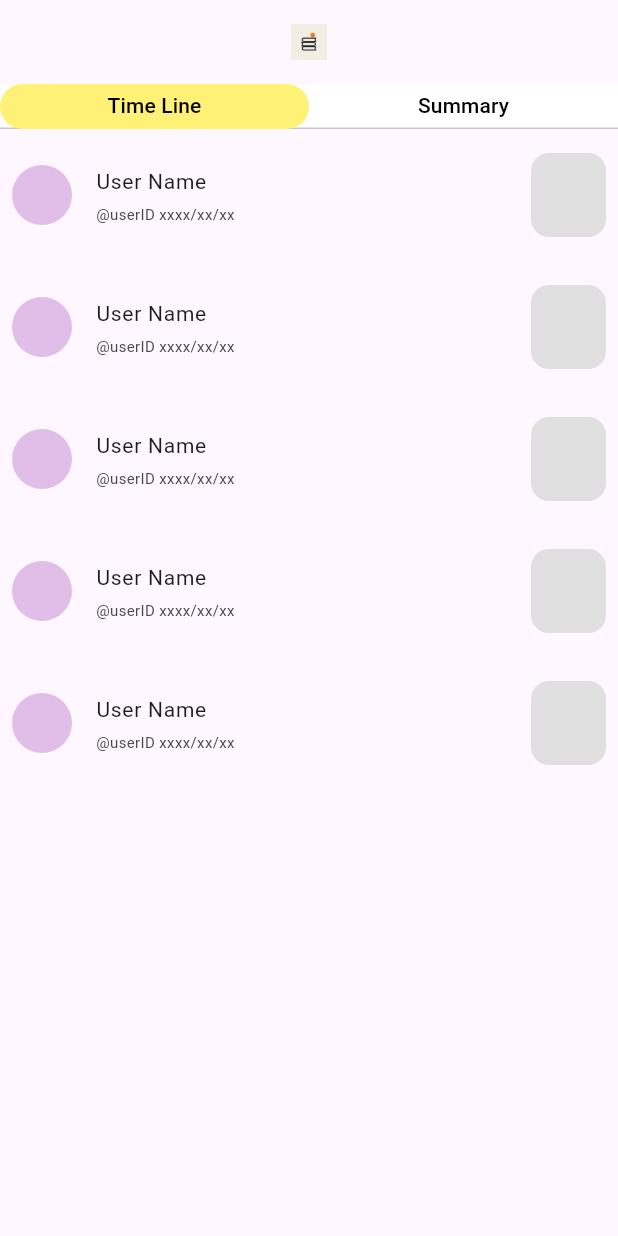
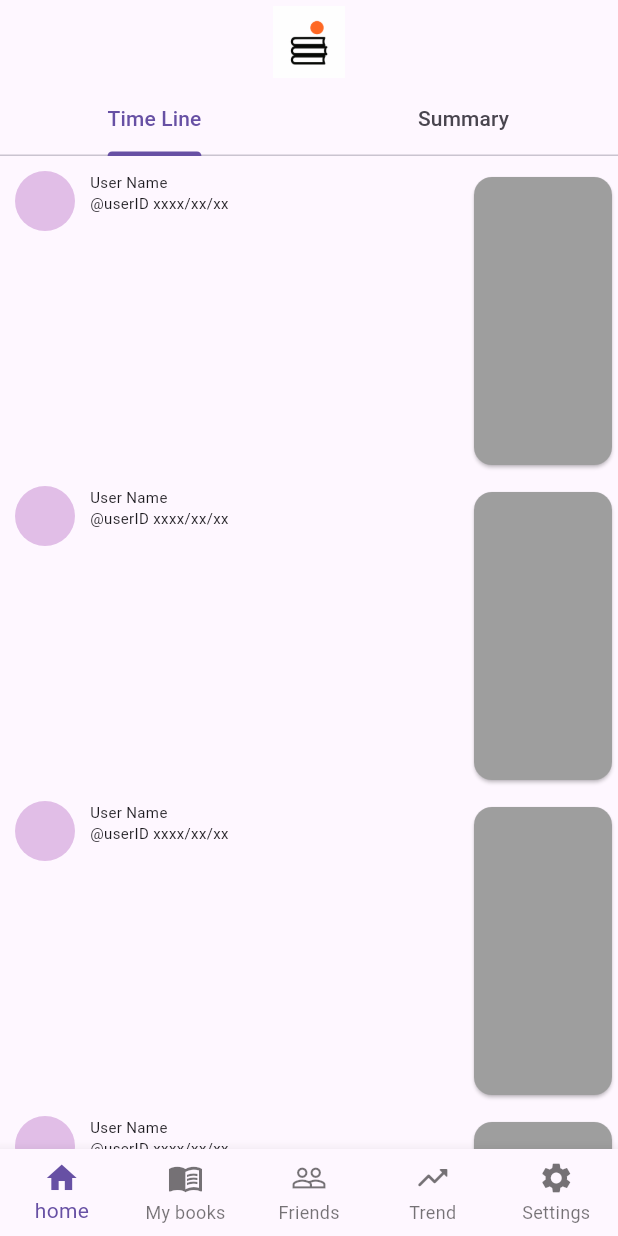
Before and after one commit to n0o0i/yomiru, a Flutter app: the screen it shows after launch, on a phone screen of 412 x 824 dp. Run offline on Flutter 3.47's test engine with Material 3 defaults, Android fonts, the phone set to English and light mode, and no system bars.

Commit message:
update Time Line on Home page

```diff
--- a/lib/main.dart
+++ b/lib/main.dart
@@ -16,29 +16,18 @@
           centerTitle: true,
           title: Image.asset(
             'assets/icons/yomiru_icon.png',
-            width: 24,
-            height: 24,
+            width: 48,
+            height: 48,
           ),
+          bottom: const TabBar(
+            tabs: <Widget>[
+              Tab(text: 'Time Line'),
+              Tab(text: 'Summary'),
+            ]
+          )
         ),
         body: Column(
             children: [
-              Container(
-                height: 30,
-                color: Colors.white,
-                child: TabBar(
-                  labelColor: Colors.black,
-                  unselectedLabelColor: Colors.black,
-                  indicator: BoxDecoration(
-                    color: Colors.yellow[300],
-                    borderRadius: BorderRadius.circular(20),
-                  ),
-                  indicatorSize: TabBarIndicatorSize.tab,
-                  tabs: [
-                    Tab(text: 'Time Line'),
-                    Tab(text: 'Summary'),
-                  ],
-                ),
-              ),
               Expanded(
                 child: TabBarView(
                   children: [
@@ -47,6 +36,16 @@
                   ],
                 )
               )
+            ],
+        ),
+        bottomNavigationBar: BottomNavigationBar(
+          type: BottomNavigationBarType.fixed,
+          items: [
+            BottomNavigationBarItem(icon: Icon(Icons.home), label: 'home'),
+            BottomNavigationBarItem(icon: Icon(Icons.menu_book), label: 'My books'),
+            BottomNavigationBarItem(icon: Icon(Icons.people_outline), label: 'Friends'),
+            BottomNavigationBarItem(icon: Icon(Icons.trending_up_rounded), label: 'Trend'),
+            BottomNavigationBarItem(icon: Icon(Icons.settings), label: 'Settings'),
           ],
         ),
       ),
@@ -60,32 +59,48 @@
     return ListView.builder(
       itemCount: 5,
       itemBuilder: (context, index){
-        return ListTile(
-          leading: CircleAvatar(
+        return Container(
+          child: Column(
+            children: [
+              SizedBox(height: 10),
+              Row(
+                crossAxisAlignment: CrossAxisAlignment.start,
+                children: [
+                  SizedBox(width: 10),
+                  CircleAvatar(
                     backgroundColor: Colors.purple[100],
                     // child: Icon(Icon.person),
                   ),
-          title: Text(
+                  SizedBox(width: 10),
+                  Column(
+                    crossAxisAlignment: CrossAxisAlignment.start,
+                    children: [
+                      Text(
                         'User Name',
                         style: TextStyle(
-              fontSize: 14
+                          fontSize: 10
                         ),
                       ),
-          subtitle: Text(
+                      Text(
                         '@userID xxxx/xx/xx',
                         style: TextStyle(
                           fontSize: 10
                         ),
                       ),
-          trailing: Container(
-            width: 50,
-            height: 70,
-            decoration: BoxDecoration(
-              color: Colors.grey[300],
-              borderRadius: BorderRadius.circular(12),
+                    ]
+                  ),
+                  Spacer(),
+                  SizedBox(
+                    width: 100,
+                    height: 200,
+                    child: Card(
+                      color: Colors.grey,
                     ),
                   ),
-          contentPadding: EdgeInsets.all(8),
+                ]
+              ),
+            ],
+          ),
         );
       }
     );
```
Also changed, not shown: assets/icons/yomiru_icon.png. Lines whose indentation alone changed are shown as unchanged.
